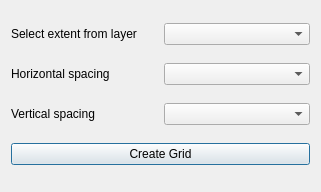
First picture: the form in tools/ui_CreateGrid.ui, repository fdamo/openoise, before the edit.
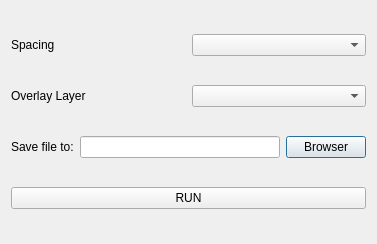
Second picture: the form after the edit. Custom widgets are drawn as their Qt base class.

Commit message: difference alg.

```diff
--- a/tools/ui_CreateGrid.ui
+++ b/tools/ui_CreateGrid.ui
@@ -6,34 +6,20 @@
    <rect>
     <x>0</x>
     <y>0</y>
-    <width>321</width>
-    <height>192</height>
+    <width>377</width>
+    <height>244</height>
    </rect>
   </property>
   <property name="windowTitle">
    <string>Dialog</string>
   </property>
-  <layout class="QGridLayout" name="gridLayout">
-   <item row="0" column="0">
-    <layout class="QHBoxLayout" name="horizontalLayout">
-     <item>
-      <widget class="QLabel" name="label">
-       <property name="text">
-        <string>Select extent from layer</string>
-       </property>
-      </widget>
-     </item>
-     <item>
-      <widget class="QgsMapLayerComboBox" name="layer_ComboBox"/>
-     </item>
-    </layout>
-   </item>
-   <item row="1" column="0">
+  <layout class="QVBoxLayout" name="verticalLayout">
+   <item>
     <layout class="QHBoxLayout" name="horizontalLayout_2">
      <item>
       <widget class="QLabel" name="label_2">
        <property name="text">
-        <string>Horizontal spacing</string>
+        <string>Spacing</string>
        </property>
       </widget>
      </item>
@@ -42,24 +28,45 @@
      </item>
     </layout>
    </item>
-   <item row="2" column="0">
+   <item>
     <layout class="QHBoxLayout" name="horizontalLayout_3">
      <item>
       <widget class="QLabel" name="label_3">
        <property name="text">
-        <string>Vertical spacing</string>
+        <string>Overlay Layer</string>
        </property>
       </widget>
      </item>
      <item>
-      <widget class="QComboBox" name="verticalPace_comboBox"/>
+      <widget class="QgsMapLayerComboBox" name="layer_ComboBox"/>
      </item>
     </layout>
    </item>
-   <item row="3" column="0">
+   <item>
+    <layout class="QHBoxLayout" name="horizontalLayout_4">
+     <item>
+      <widget class="QLabel" name="label_4">
+       <property name="text">
+        <string>Save file to:</string>
+       </property>
+      </widget>
+     </item>
+     <item>
+      <widget class="QLineEdit" name="gridpoint_lineEdit"/>
+     </item>
+     <item>
+      <widget class="QPushButton" name="outputSave_pushButton">
+       <property name="text">
+        <string>Browser</string>
+       </property>
+      </widget>
+     </item>
+    </layout>
+   </item>
+   <item>
     <widget class="QPushButton" name="run_pushButton">
      <property name="text">
-      <string>Create Grid</string>
+      <string>RUN</string>
      </property>
     </widget>
    </item>
```
Left out of the diff: 2 changed lines with no effect on the pictures. The commit also changes 2 other files.
